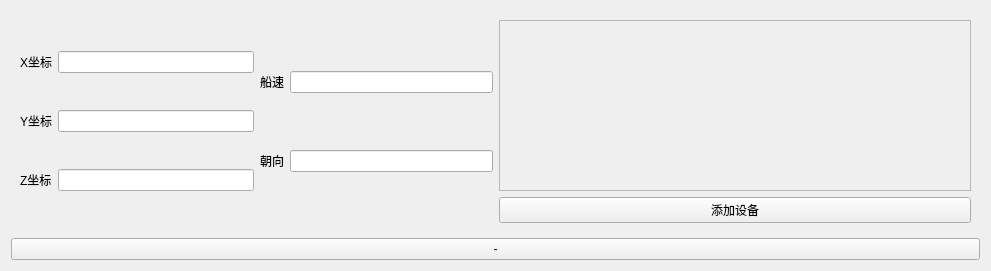
Old version of the form resource/ui/shipwidget.ui in the repository YaHeii/Electromagnetic_Compatibility.
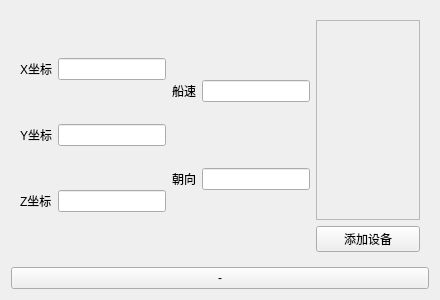
New version of the form. Custom widgets are drawn as their Qt base class.

Patch:
```diff
--- a/resource/ui/shipwidget.ui
+++ b/resource/ui/shipwidget.ui
@@ -6,14 +6,14 @@
    <rect>
     <x>0</x>
     <y>0</y>
-    <width>991</width>
-    <height>271</height>
+    <width>440</width>
+    <height>300</height>
    </rect>
   </property>
   <property name="minimumSize">
    <size>
     <width>0</width>
-    <height>200</height>
+    <height>300</height>
    </size>
   </property>
   <property name="windowTitle">
@@ -21,8 +21,6 @@
   </property>
   <layout class="QVBoxLayout" name="verticalLayout_3">
    <item>
-    <layout class="QVBoxLayout" name="verticalLayout_4">
-     <item>
       <widget class="QWidget" name="widget" native="true">
        <property name="minimumSize">
         <size>
@@ -38,7 +36,7 @@
             <item>
              <layout class="QHBoxLayout" name="horizontalLayout">
               <item>
-               <widget class="ElaText" name="label">
+             <widget class="QLabel" name="label">
                 <property name="text">
                  <string>X坐标</string>
                 </property>
@@ -52,7 +50,7 @@
             <item>
              <layout class="QHBoxLayout" name="horizontalLayout_2">
               <item>
-               <widget class="ElaText" name="label_3">
+             <widget class="QLabel" name="label_3">
                 <property name="text">
                  <string>Y坐标</string>
                 </property>
@@ -66,7 +64,7 @@
             <item>
              <layout class="QHBoxLayout" name="horizontalLayout_3">
               <item>
-               <widget class="ElaText" name="label_2">
+             <widget class="QLabel" name="label_2">
                 <property name="text">
                  <string>Z坐标</string>
                 </property>
@@ -84,7 +82,7 @@
             <item>
              <layout class="QHBoxLayout" name="horizontalLayout_5">
               <item>
-               <widget class="ElaText" name="label_39">
+             <widget class="QLabel" name="label_39">
                 <property name="text">
                  <string>船速</string>
                 </property>
@@ -98,7 +96,7 @@
             <item>
              <layout class="QHBoxLayout" name="horizontalLayout_4">
               <item>
-               <widget class="ElaText" name="label_38">
+             <widget class="QLabel" name="label_38">
                 <property name="text">
                  <string>朝向</string>
                 </property>
@@ -125,27 +123,13 @@
               <rect>
                <x>0</x>
                <y>0</y>
-               <width>469</width>
-               <height>169</height>
+             <width>77</width>
+             <height>200</height>
               </rect>
              </property>
              <layout class="QVBoxLayout" name="verticalLayout_2">
               <item>
-               <layout class="QVBoxLayout" name="DeviceonShipLayout">
-                <item>
-                 <spacer name="verticalSpacer">
-                  <property name="orientation">
-                   <enum>Qt::Orientation::Vertical</enum>
-                  </property>
-                  <property name="sizeHint" stdset="0">
-                   <size>
-                    <width>20</width>
-                    <height>40</height>
-                   </size>
-                  </property>
-                 </spacer>
-                </item>
-               </layout>
+             <layout class="QVBoxLayout" name="DeviceonShipLayout"/>
               </item>
              </layout>
             </widget>
@@ -163,8 +147,6 @@
        </layout>
       </widget>
      </item>
-    </layout>
-   </item>
    <item>
     <widget class="ElaPushButton" name="deleteShip">
      <property name="text">
@@ -185,11 +167,6 @@
    <extends>QLineEdit</extends>
    <header location="global">ElaLineEdit.h</header>
   </customwidget>
-  <customwidget>
-   <class>ElaText</class>
-   <extends>QLabel</extends>
-   <header location="global">ElaText.h</header>
-  </customwidget>
  </customwidgets>
  <resources/>
  <connections/>
```
Lines whose indentation alone changed are shown as unchanged.
